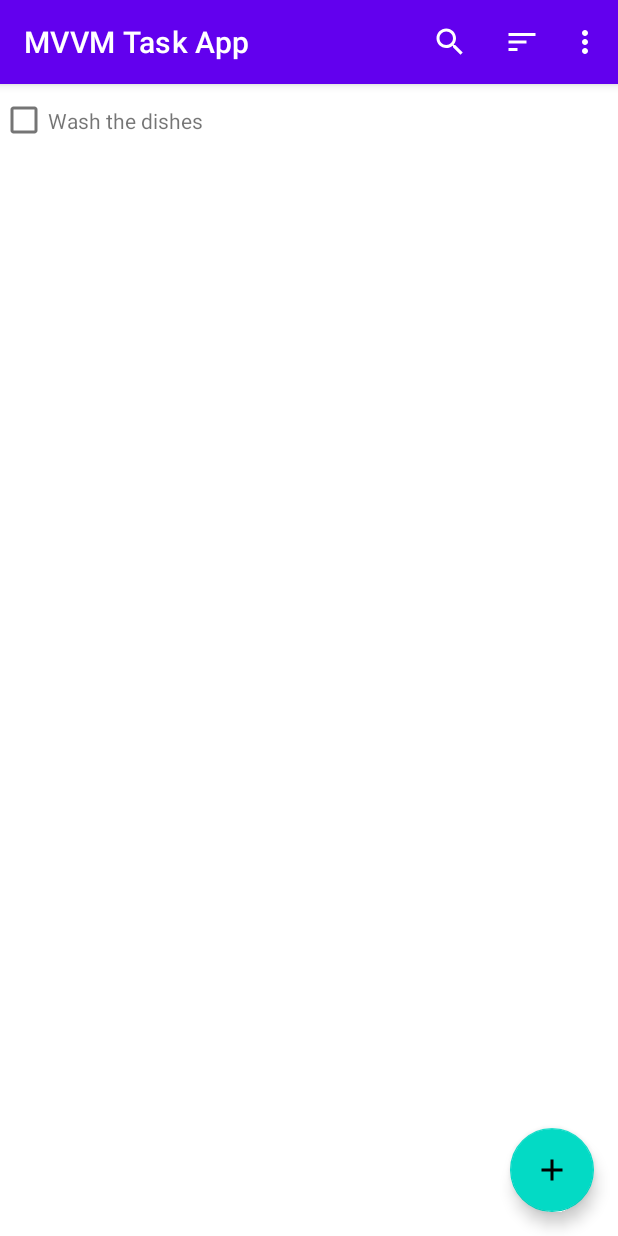
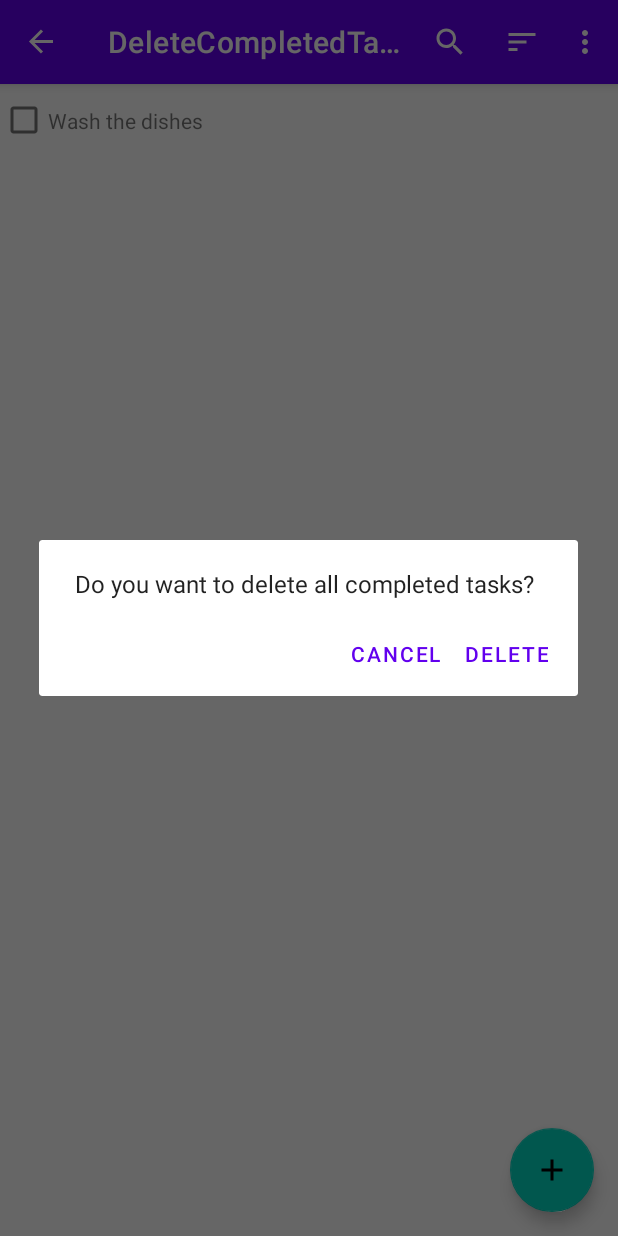
Before and after one commit to ievakrumina/MVVMTaskApp, an Android app: the screen it shows after launch (MainActivity), in the options menu, after a tap on "Delete completed tasks", on a phone screen of 412 x 824 dp. Run offline under Robolectric (Android 15) with nearby library versions, the phone set to English and light mode, and no system bars; our stand-ins replace Dagger/Hilt's generated code, Room's generated code, navigation-ui; libraries missing offline, so code that uses them is left out: androidx.hilt, androidx.hilt.lifecycle; 2 statements that could not run were skipped.

Commit message:
Add alert when deleting all tasks

```diff
--- /dev/null
+++ b/app/src/main/java/com/ik/mvvmtaskapp/ui/deletecompletedtasks/DeleteCompletedTasksFragment.kt
@@ -0,0 +1,27 @@
+package com.ik.mvvmtaskapp.ui.deletecompletedtasks
+
+import android.app.AlertDialog
+import android.app.Dialog
+import android.os.Bundle
+import androidx.fragment.app.DialogFragment
+import androidx.fragment.app.viewModels
+import com.ik.mvvmtaskapp.R
+import dagger.hilt.android.AndroidEntryPoint
+
+@AndroidEntryPoint
+class DeleteCompletedTasksFragment: DialogFragment() {
+
+  private val viewModel: DeleteCompletedTasksViewModel by viewModels()
+
+  override fun onCreateDialog(savedInstanceState: Bundle?): Dialog {
+    return activity?.let {
+      val builder = AlertDialog.Builder(it)
+      builder.setMessage(R.string.delete_completed_tasks_alert)
+        .setPositiveButton(R.string.delete_confirmation) { _, _ ->
+            viewModel.deleteCompletedTasks()
+          }
+        .setNegativeButton(R.string.cancel, null)
+      builder.create()
+    } ?: throw IllegalStateException("Activity cannot be null")
+  }
+}
--- a/app/src/main/java/com/ik/mvvmtaskapp/ui/tasks/TasksFragment.kt
+++ b/app/src/main/java/com/ik/mvvmtaskapp/ui/tasks/TasksFragment.kt
@@ -122,7 +122,8 @@ class TasksFragment : Fragment(R.layout.frag_tasks), TaskAdapter.OnItemClickList
         true
       }
       R.id.action_delete_completed_tasks -> {
-        viewModel.deleteCompletedTasks()
+        val action = TasksFragmentDirections.actionGlobalDeleteCompletedTasksFragment()
+        view?.findNavController()?.navigate(action)
         true
       }
       else -> super.onOptionsItemSelected(item)
--- a/app/src/main/java/com/ik/mvvmtaskapp/ui/tasks/TasksViewModel.kt
+++ b/app/src/main/java/com/ik/mvvmtaskapp/ui/tasks/TasksViewModel.kt
@@ -76,12 +76,6 @@ class TasksViewModel @ViewModelInject constructor(
       taskRepository.updateTask(task.copy(checked = isChecked))
     }
 
-  fun deleteCompletedTasks() {
-    viewModelScope.launch {
-      taskRepository.deleteCompletedTasks()
-    }
-  }
-
 }
 
 enum class SortOrder { BY_NAME, BY_DATE }
--- a/app/src/main/res/navigation/nav_graph.xml
+++ b/app/src/main/res/navigation/nav_graph.xml
@@ -27,4 +27,8 @@
             android:name="title"
             app:argType="string" />
     </fragment>
+    <dialog
+        android:id="@+id/deleteCompletedTasksFragment"
+        android:name="com.ik.mvvmtaskapp.ui.deletecompletedtasks.DeleteCompletedTasksFragment"
+        android:label="DeleteCompletedTasksFragment" /><action android:id="@+id/action_global_deleteCompletedTasksFragment" app:destination="@id/deleteCompletedTasksFragment"/>
 </navigation>
--- a/app/src/main/res/values/strings.xml
+++ b/app/src/main/res/values/strings.xml
@@ -16,4 +16,7 @@
     <string name="task_created_date">Created:</string>
     <string name="empty_task_error">Name cannot be empty</string>
     <string name="task_updated">Task is updated</string>
+    <string name="delete_completed_tasks_alert">Do you want to delete all completed tasks?</string>
+    <string name="cancel">Cancel</string>
+    <string name="delete_confirmation">Delete</string>
 </resources>
```
Also changed, not shown: app/src/main/java/com/ik/mvvmtaskapp/ui/deletecompletedtasks/DeleteCompletedTasksViewModel.kt (added, +18 -0 lines), 2 other files.
